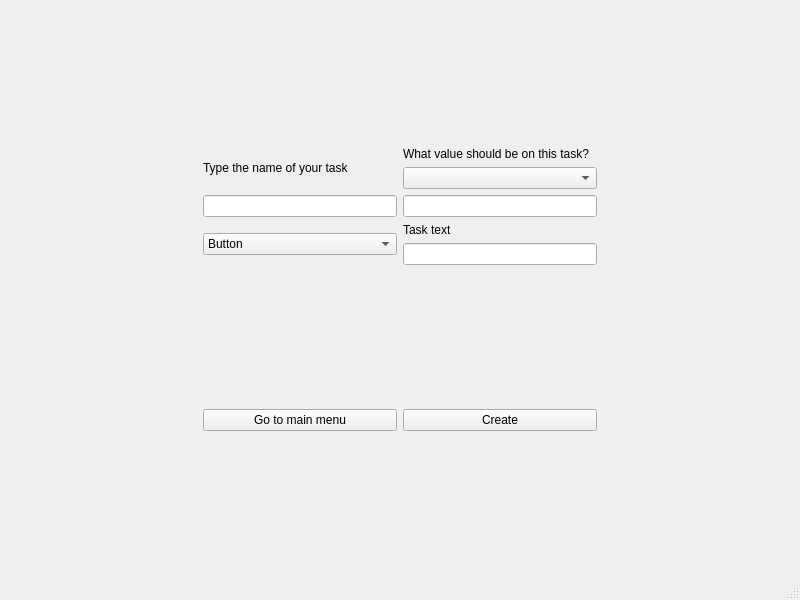
Code-team-open-source/Code-team, file Client/creator_of_tasks.ui: the form before one commit.
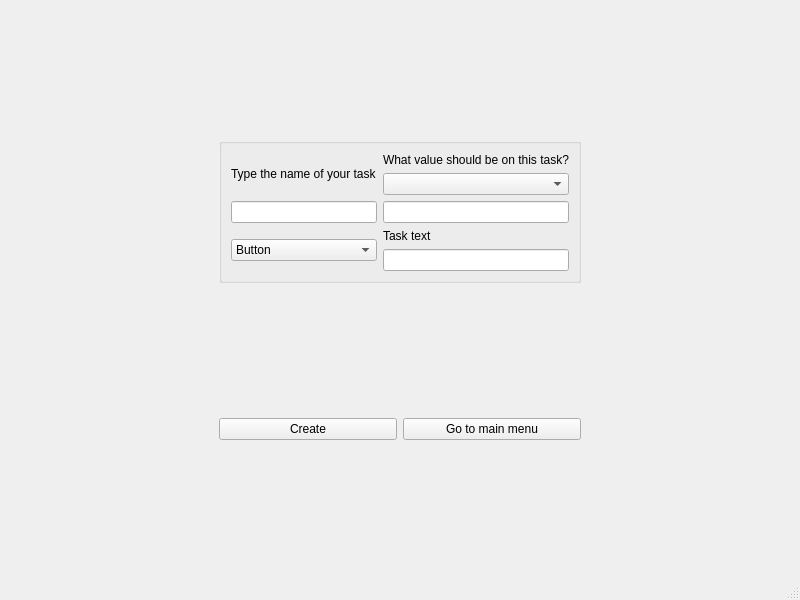
The form after the commit.

What changed in the file:
```diff
--- a/Client/creator_of_tasks.ui
+++ b/Client/creator_of_tasks.ui
@@ -15,8 +15,88 @@
   </property>
   <widget class="QWidget" name="centralwidget">
    <layout class="QGridLayout" name="gridLayout">
-    <item row="5" column="1">
-     <spacer name="verticalSpacer_2">
+    <item row="2" column="1">
+     <widget class="QGroupBox" name="box">
+      <layout class="QGridLayout" name="gridLayout_2">
+       <item row="0" column="1">
+        <layout class="QVBoxLayout" name="verticalLayout_2">
+         <item>
+          <widget class="QLabel" name="label_2">
+           <property name="text">
+            <string>What value should be on this task?</string>
+           </property>
+          </widget>
+         </item>
+         <item>
+          <widget class="QComboBox" name="cm2"/>
+         </item>
+         <item>
+          <widget class="QLineEdit" name="ln2"/>
+         </item>
+        </layout>
+       </item>
+       <item row="0" column="0">
+        <layout class="QVBoxLayout" name="verticalLayout">
+         <item>
+          <widget class="QLabel" name="label">
+           <property name="text">
+            <string>Type the name of your task</string>
+           </property>
+          </widget>
+         </item>
+         <item>
+          <widget class="QLineEdit" name="lineEdit"/>
+         </item>
+        </layout>
+       </item>
+       <item row="1" column="0">
+        <widget class="QComboBox" name="comboBox">
+         <item>
+          <property name="text">
+           <string>Button</string>
+          </property>
+         </item>
+         <item>
+          <property name="text">
+           <string>6 Buttons</string>
+          </property>
+         </item>
+         <item>
+          <property name="text">
+           <string>Slider</string>
+          </property>
+         </item>
+         <item>
+          <property name="text">
+           <string>Dial</string>
+          </property>
+         </item>
+         <item>
+          <property name="text">
+           <string>Git</string>
+          </property>
+         </item>
+        </widget>
+       </item>
+       <item row="1" column="1">
+        <layout class="QVBoxLayout" name="verticalLayout_3">
+         <item>
+          <widget class="QLabel" name="label_3">
+           <property name="text">
+            <string>Task text</string>
+           </property>
+          </widget>
+         </item>
+         <item>
+          <widget class="QLineEdit" name="task_text"/>
+         </item>
+        </layout>
+       </item>
+      </layout>
+     </widget>
+    </item>
+    <item row="3" column="1">
+     <spacer name="verticalSpacer">
       <property name="orientation">
        <enum>Qt::Vertical</enum>
       </property>
@@ -28,40 +108,44 @@
       </property>
      </spacer>
     </item>
-    <item row="2" column="2">
-     <layout class="QVBoxLayout" name="verticalLayout_3">
-      <item>
-       <widget class="QLabel" name="label_3">
-        <property name="text">
-         <string>Task text</string>
-        </property>
-       </widget>
-      </item>
-      <item>
-       <widget class="QLineEdit" name="task_text"/>
-      </item>
-     </layout>
-    </item>
     <item row="4" column="2">
-     <widget class="QPushButton" name="create">
-      <property name="text">
-       <string>Create</string>
+     <spacer name="horizontalSpacer_2">
+      <property name="orientation">
+       <enum>Qt::Horizontal</enum>
       </property>
-     </widget>
+      <property name="sizeHint" stdset="0">
+       <size>
+        <width>40</width>
+        <height>20</height>
+       </size>
+      </property>
+     </spacer>
     </item>
-    <item row="1" column="1">
-     <layout class="QVBoxLayout" name="verticalLayout">
-      <item>
-       <widget class="QLabel" name="label">
-        <property name="text">
-         <string>Type the name of your task</string>
-        </property>
-       </widget>
-      </item>
-      <item>
-       <widget class="QLineEdit" name="lineEdit"/>
-      </item>
-     </layout>
+    <item row="6" column="1">
+     <spacer name="verticalSpacer_2">
+      <property name="orientation">
+       <enum>Qt::Vertical</enum>
+      </property>
+      <property name="sizeHint" stdset="0">
+       <size>
+        <width>20</width>
+        <height>40</height>
+       </size>
+      </property>
+     </spacer>
+    </item>
+    <item row="4" column="0">
+     <spacer name="horizontalSpacer">
+      <property name="orientation">
+       <enum>Qt::Horizontal</enum>
+      </property>
+      <property name="sizeHint" stdset="0">
+       <size>
+        <width>40</width>
+        <height>20</height>
+       </size>
+      </property>
+     </spacer>
     </item>
     <item row="0" column="1">
      <spacer name="verticalSpacer_3">
@@ -76,98 +160,24 @@
       </property>
      </spacer>
     </item>
-    <item row="2" column="0">
-     <spacer name="horizontalSpacer">
-      <property name="orientation">
-       <enum>Qt::Horizontal</enum>
-      </property>
-      <property name="sizeHint" stdset="0">
-       <size>
-        <width>40</width>
-        <height>20</height>
-       </size>
-      </property>
-     </spacer>
-    </item>
     <item row="4" column="1">
-     <widget class="QPushButton" name="pushButton">
-      <property name="text">
-       <string>Go to main menu</string>
-      </property>
-     </widget>
-    </item>
-    <item row="1" column="2">
-     <layout class="QVBoxLayout" name="verticalLayout_2">
-      <item>
-       <widget class="QLabel" name="label_2">
+     <layout class="QGridLayout" name="gridLayout_5">
+      <item row="1" column="1">
+       <widget class="QPushButton" name="pushButton">
         <property name="text">
-         <string>What value should be on this task?</string>
+         <string>Go to main menu</string>
         </property>
        </widget>
       </item>
-      <item>
-       <widget class="QComboBox" name="cm2"/>
-      </item>
-      <item>
-       <widget class="QLineEdit" name="ln2"/>
+      <item row="1" column="0">
+       <widget class="QPushButton" name="create">
+        <property name="text">
+         <string>Create</string>
+        </property>
+       </widget>
       </item>
      </layout>
     </item>
-    <item row="3" column="1">
-     <spacer name="verticalSpacer">
-      <property name="orientation">
-       <enum>Qt::Vertical</enum>
-      </property>
-      <property name="sizeHint" stdset="0">
-       <size>
-        <width>20</width>
-        <height>40</height>
-       </size>
-      </property>
-     </spacer>
-    </item>
-    <item row="2" column="1">
-     <widget class="QComboBox" name="comboBox">
-      <item>
-       <property name="text">
-        <string>Button</string>
-       </property>
-      </item>
-      <item>
-       <property name="text">
-        <string>6 Buttons</string>
-       </property>
-      </item>
-      <item>
-       <property name="text">
-        <string>Slider</string>
-       </property>
-      </item>
-      <item>
-       <property name="text">
-        <string>Dial</string>
-       </property>
-      </item>
-      <item>
-       <property name="text">
-        <string>Git</string>
-       </property>
-      </item>
-     </widget>
-    </item>
-    <item row="2" column="3">
-     <spacer name="horizontalSpacer_2">
-      <property name="orientation">
-       <enum>Qt::Horizontal</enum>
-      </property>
-      <property name="sizeHint" stdset="0">
-       <size>
-        <width>40</width>
-        <height>20</height>
-       </size>
-      </property>
-     </spacer>
-    </item>
    </layout>
   </widget>
   <widget class="QMenuBar" name="menubar">
```
